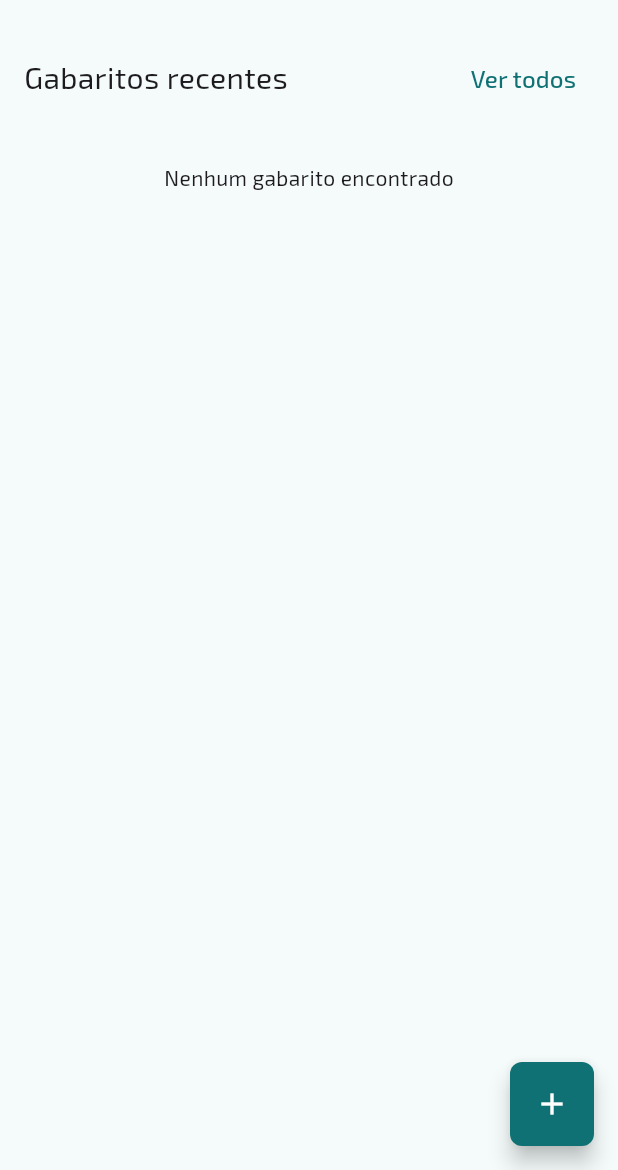
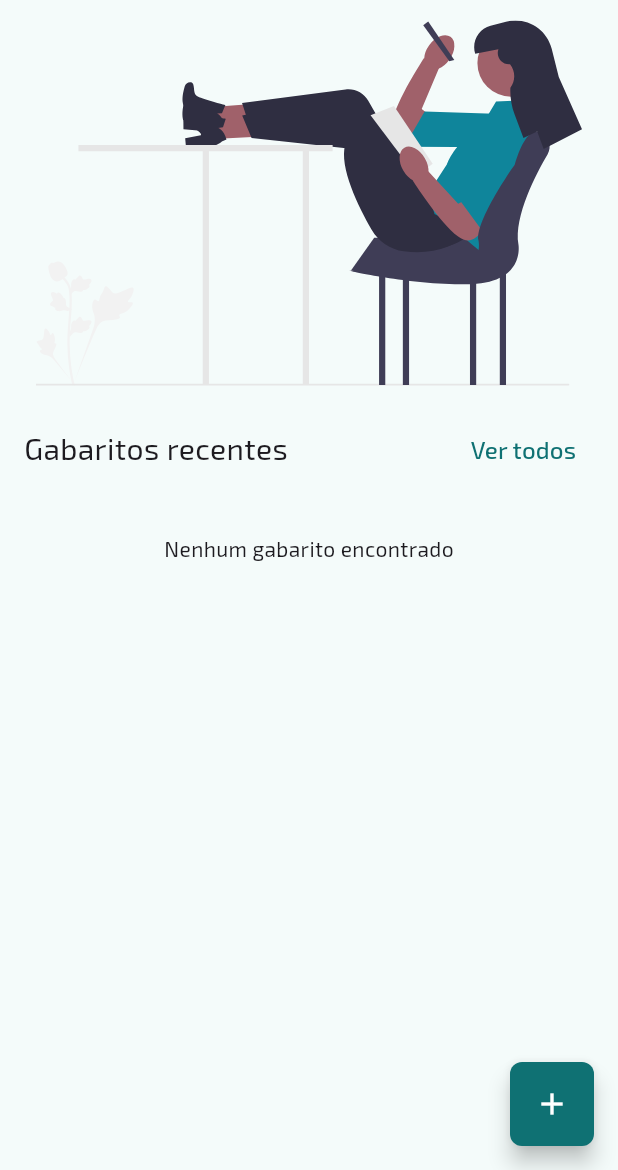
Before and after one commit to br-adriel/flutter-meu-gabarito, a Flutter app: the HomeScreen screen opened directly, on a phone screen of 412 x 824 dp, the part 66-1236 px from its top. Run offline on Flutter 3.47's test engine with Material 3 defaults, Android fonts, the phone set to English and light mode, and no system bars; our stand-ins replace cloud_firestore, email_validator, firebase_auth, firebase_core, firebase_storage, flutter_dotenv and 6 more; accounts and stored records are empty; generated files the repository leaves out were written again.

Commit message:
feat: Add illustration on Home screen

```diff
--- a/lib/screens/home.dart
+++ b/lib/screens/home.dart
@@ -1,4 +1,5 @@
 import 'package:flutter/material.dart';
+import 'package:flutter_svg/flutter_svg.dart';
 import 'package:meu_gabarito/widgets/logo_appbar.dart';
 import 'package:meu_gabarito/widgets/new_test_template_floating_button.dart';
 import 'package:meu_gabarito/widgets/recent_gabaritos.dart';
@@ -8,13 +9,22 @@ class HomeScreen extends StatelessWidget {
 
   @override
   Widget build(BuildContext context) {
-    return const Scaffold(
-      appBar: LogoAppBar(),
-      floatingActionButton: NewTestTemplateFloatingButton(),
+    return Scaffold(
+      appBar: const LogoAppBar(),
+      floatingActionButton: const NewTestTemplateFloatingButton(),
       body: SingleChildScrollView(
         child: Column(
+          mainAxisSize: MainAxisSize.min,
           children: [
-            RecentGabaritos(padding: EdgeInsets.all(16)),
+            Padding(
+              padding: const EdgeInsets.symmetric(horizontal: 24),
+              child: SvgPicture.asset(
+                'assets/img/illustration-study.svg',
+                alignment: Alignment.center,
+                height: MediaQuery.of(context).size.height * 0.3,
+              ),
+            ),
+            const RecentGabaritos(padding: EdgeInsets.all(16)),
           ],
         ),
       ),
```
Also changed, not shown: assets/img/illustration-study.svg (added).
